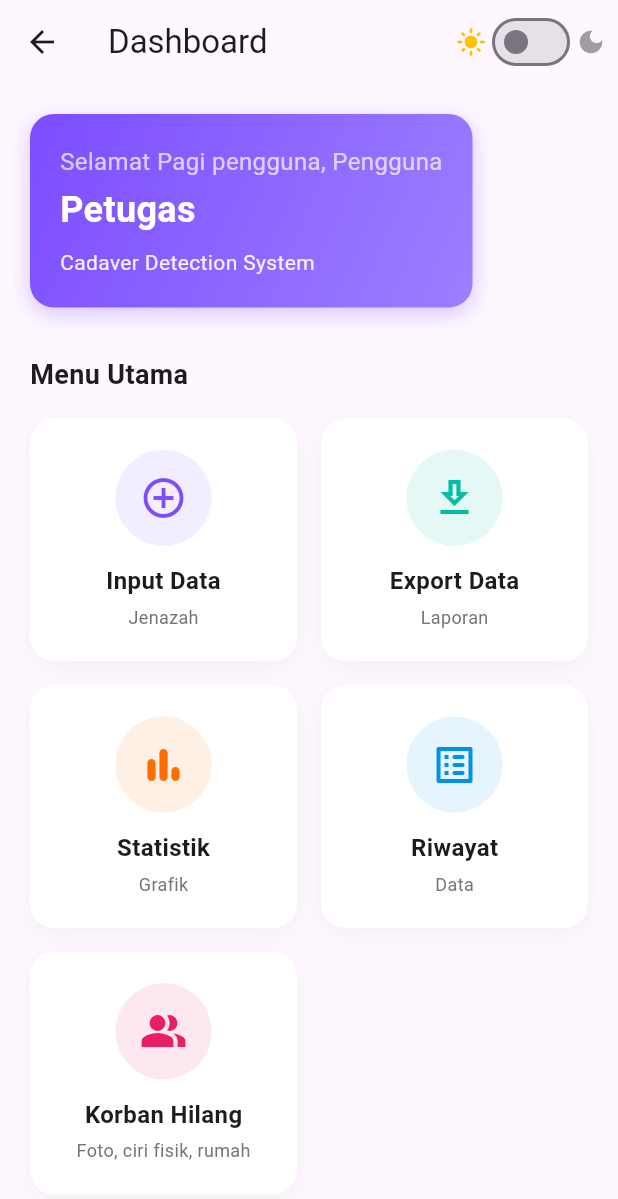
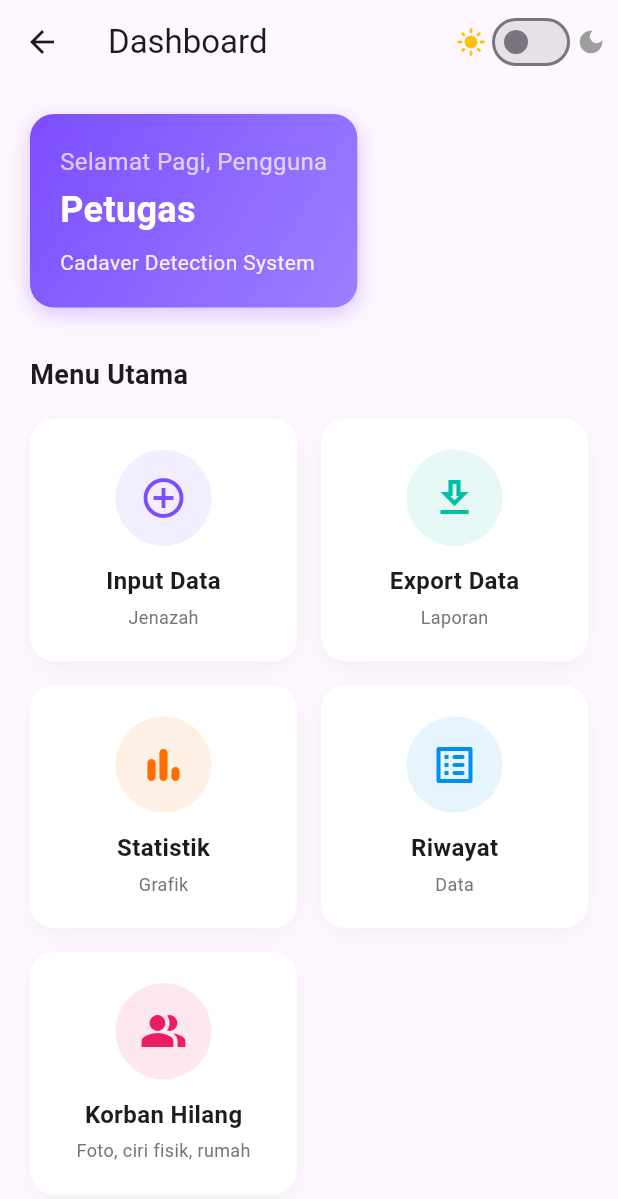
Before and after one commit to Ariel-F-S/cadavis, a Flutter app: the DashboardPage screen opened by its route, on a phone screen of 412 x 824 dp. Shown: the top 1199 px of the screen. Run offline on Flutter 3.47's test engine with Material 3 defaults, Android fonts, the phone set to English and light mode, and no system bars; our stand-ins replace device_info_plus, fl_chart, geolocator, image_picker, open_file, permission_handler and 2 more; missing offline and left inert: excel; accounts and stored records are empty.

Commit message:
update all

```diff
--- a/lib/pages/dashboard_page.dart
+++ b/lib/pages/dashboard_page.dart
@@ -55,8 +55,8 @@ class _DashboardPageState extends State<DashboardPage> {
   else waktu = 'Selamat Malam';
 
   return widget.role == 'admin'
-      ? '$waktu pengguna admin'
-      : '$waktu pengguna';
+      ? '$waktu'
+      : '$waktu';
 }
   @override
   Widget build(BuildContext context) {
```
Also changed, not shown: lib/main.dart (+10 -2 lines), lib/pages/daftar_korban_hilang.dart (+6 -8 lines), lib/pages/menu_korban_hilang.dart (renamed from lib/pages/menu_korban-hilang.dart).
